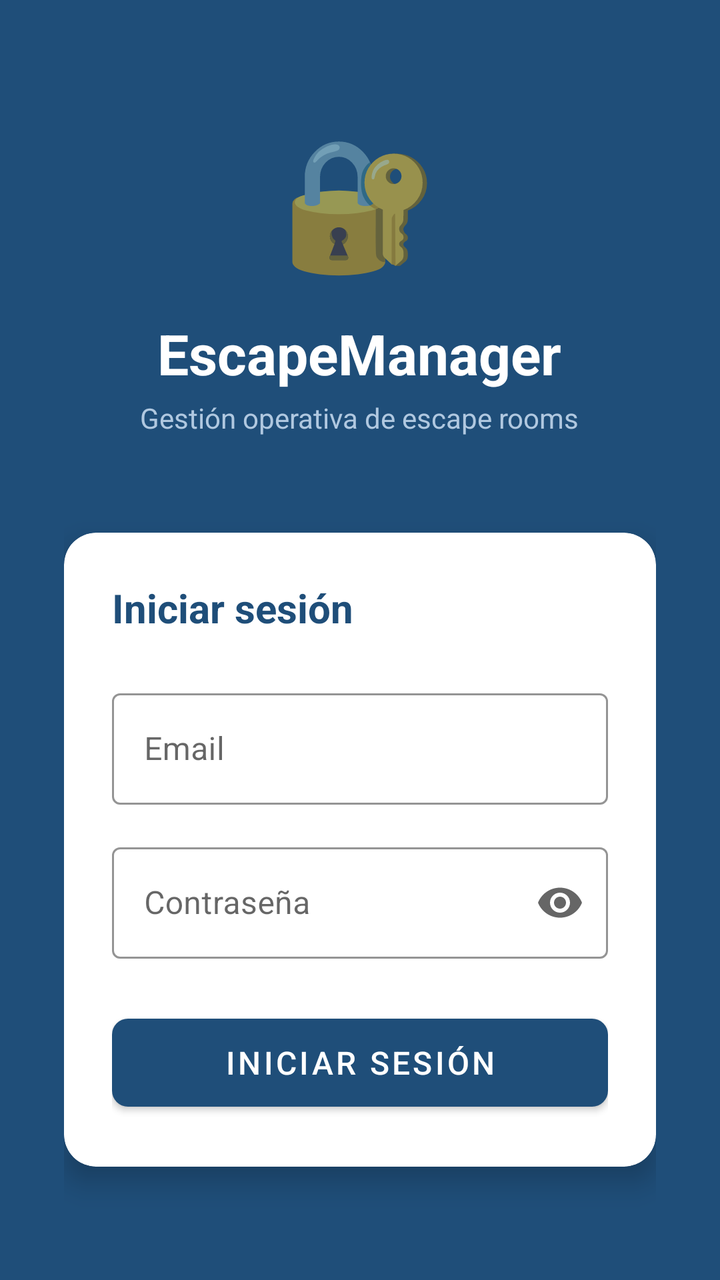
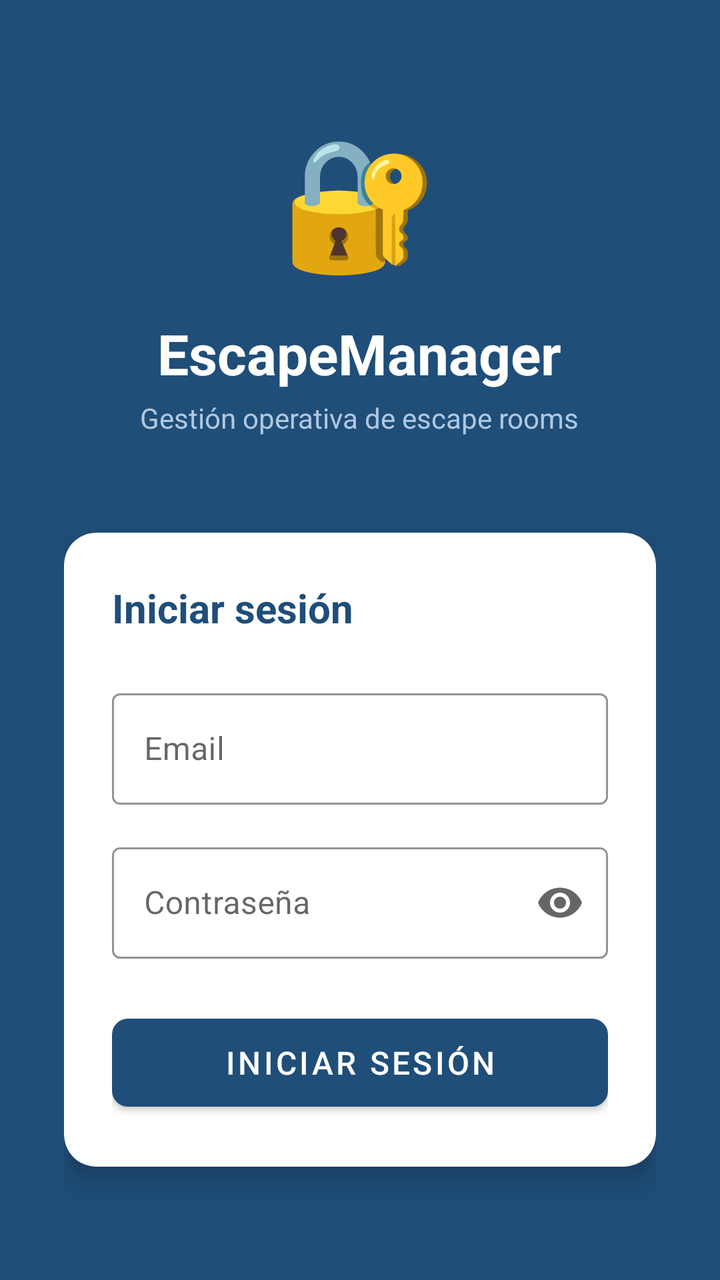

An Android layout rendered at two revisions. The XML below is the earlier revision; the diff shows what the commit changed to produce the second picture.
<!-- AndroidManifest.xml: application theme Theme.EscapeManager -->
<!-- res/layout/fragment_login.xml -->
<?xml version="1.0" encoding="utf-8"?>
<ScrollView xmlns:android="http://schemas.android.com/apk/res/android"
    xmlns:app="http://schemas.android.com/apk/res-auto"
    android:layout_width="match_parent"
    android:layout_height="match_parent"
    android:fillViewport="true"
    android:background="@color/primary">

    <LinearLayout
        android:layout_width="match_parent"
        android:layout_height="wrap_content"
        android:orientation="vertical"
        android:gravity="center"
        android:padding="32dp">

        
        <LinearLayout
            android:layout_width="wrap_content"
            android:layout_height="wrap_content"
            android:orientation="vertical"
            android:gravity="center"
            android:layout_marginBottom="48dp">

            <TextView
                android:layout_width="wrap_content"
                android:layout_height="wrap_content"
                android:text="🔐"
                android:textSize="64sp"
                android:layout_marginBottom="16dp" />

            <TextView
                android:layout_width="wrap_content"
                android:layout_height="wrap_content"
                android:text="EscapeManager"
                android:textSize="28sp"
                android:textStyle="bold"
                android:textColor="@color/white" />

            <TextView
                android:layout_width="wrap_content"
                android:layout_height="wrap_content"
                android:text="Gestión operativa de escape rooms"
                android:textSize="14sp"
                android:textColor="#B0C8E0"
                android:layout_marginTop="4dp" />
        </LinearLayout>

        
        <com.google.android.material.card.MaterialCardView
            android:layout_width="match_parent"
            android:layout_height="wrap_content"
            app:cardCornerRadius="16dp"
            app:cardElevation="8dp"
            app:cardBackgroundColor="@color/white">

            <LinearLayout
                android:layout_width="match_parent"
                android:layout_height="wrap_content"
                android:orientation="vertical"
                android:padding="24dp">

                <TextView
                    android:layout_width="wrap_content"
                    android:layout_height="wrap_content"
                    android:text="Iniciar sesión"
                    android:textSize="20sp"
                    android:textStyle="bold"
                    android:textColor="@color/primary"
                    android:layout_marginBottom="24dp" />

                <com.google.android.material.textfield.TextInputLayout
                    android:id="@+id/tilEmail"
                    style="@style/Widget.MaterialComponents.TextInputLayout.OutlinedBox"
                    android:layout_width="match_parent"
                    android:layout_height="wrap_content"
                    android:hint="@string/email"
                    app:boxStrokeColor="@color/primary"
                    android:layout_marginBottom="16dp">

                    <com.google.android.material.textfield.TextInputEditText
                        android:id="@+id/etEmail"
                        android:layout_width="match_parent"
                        android:layout_height="wrap_content"
                        android:inputType="textEmailAddress"
                        android:imeOptions="actionNext" />
                </com.google.android.material.textfield.TextInputLayout>

                <com.google.android.material.textfield.TextInputLayout
                    android:id="@+id/tilPassword"
                    style="@style/Widget.MaterialComponents.TextInputLayout.OutlinedBox"
                    android:layout_width="match_parent"
                    android:layout_height="wrap_content"
                    android:hint="@string/password"
                    app:boxStrokeColor="@color/primary"
                    app:endIconMode="password_toggle"
                    android:layout_marginBottom="24dp">

                    <com.google.android.material.textfield.TextInputEditText
                        android:id="@+id/etPassword"
                        android:layout_width="match_parent"
                        android:layout_height="wrap_content"
                        android:inputType="textPassword"
                        android:imeOptions="actionDone" />
                </com.google.android.material.textfield.TextInputLayout>

                
                <TextView
                    android:id="@+id/tvError"
                    android:layout_width="match_parent"
                    android:layout_height="wrap_content"
                    android:textColor="@color/error"
                    android:textSize="14sp"
                    android:visibility="gone"
                    android:layout_marginBottom="16dp" />

                <com.google.android.material.button.MaterialButton
                    android:id="@+id/btnLogin"
                    style="@style/Widget.EscapeManager.Button"
                    android:layout_width="match_parent"
                    android:layout_height="56dp"
                    android:text="@string/login"
                    android:textSize="16sp" />

                <ProgressBar
                    android:id="@+id/progressBar"
                    android:layout_width="wrap_content"
                    android:layout_height="wrap_content"
                    android:layout_gravity="center"
                    android:layout_marginTop="16dp"
                    android:visibility="gone"
                    android:indeterminateTint="@color/primary" />
            </LinearLayout>
        </com.google.android.material.card.MaterialCardView>
    </LinearLayout>
</ScrollView>
<!-- resources referenced by this layout -->
<resources>
  <color name="error">#D32F2F</color>
  <color name="primary">#1F4E79</color>
  <color name="white">#FFFFFF</color>
  <string name="email">Email</string>
  <string name="login">Iniciar sesión</string>
  <string name="password">Contraseña</string>
  <style name="Widget.EscapeManager.Button" parent="Widget.MaterialComponents.Button">
          <item name="backgroundTint">@color/primary</item>
          <item name="android:textColor">@color/white</item>
          <item name="cornerRadius">8dp</item>
      </style>
  <style name="Theme.EscapeManager" parent="Theme.MaterialComponents.DayNight.NoActionBar">
          <item name="colorPrimary">@color/primary</item>
          <item name="colorPrimaryVariant">@color/primary_dark</item>
          <item name="colorSecondary">@color/secondary</item>
          <item name="colorSurface">@color/surface</item>
          <item name="android:colorBackground">@color/background</item>
          <item name="colorError">@color/error</item>
          <item name="android:windowBackground">@color/background</item>
      </style>
  <color name="primary_dark">#163A5F</color>
  <color name="secondary">#2E75B6</color>
  <color name="surface">#FFFFFF</color>
  <color name="background">#F5F7FA</color>
</resources>

<!-- the commit's change to res/layout/fragment_login.xml (unified diff, before → after) -->
@@ -82,7 +82,8 @@
                         android:layout_width="match_parent"
                         android:layout_height="wrap_content"
                         android:inputType="textEmailAddress"
-                        android:imeOptions="actionNext" />
+                        android:imeOptions="actionNext"
+                        android:textColor="@color/text_primary" />
                 </com.google.android.material.textfield.TextInputLayout>
 
                 <com.google.android.material.textfield.TextInputLayout
@@ -100,10 +101,10 @@
                         android:layout_width="match_parent"
                         android:layout_height="wrap_content"
                         android:inputType="textPassword"
-                        android:imeOptions="actionDone" />
+                        android:imeOptions="actionDone"
+                        android:textColor="@color/text_primary" />
                 </com.google.android.material.textfield.TextInputLayout>
 
-                
                 <TextView
                     android:id="@+id/tvError"
                     android:layout_width="match_parent"
<!-- resource entries referenced after the edit -->
@@ -2,6 +2,7 @@
 <resources>
   <color name="error">#D32F2F</color>
   <color name="primary">#1F4E79</color>
+  <color name="text_primary">#1A1A2E</color>
   <color name="white">#FFFFFF</color>
   <string name="email">Email</string>
   <string name="login">Iniciar sesión</string>
@@ -19,10 +20,23 @@
           <item name="android:colorBackground">@color/background</item>
           <item name="colorError">@color/error</item>
           <item name="android:windowBackground">@color/background</item>
+          <item name="bottomNavigationStyle">@style/Widget.EscapeManager.BottomNav</item>
+          <item name="android:textColor">@color/text_primary</item>
+          <item name="android:textColorSecondary">@color/text_secondary</item>
+          <item name="android:textColorHint">#888888</item>
+          <item name="android:editTextColor">@color/text_primary</item>
+          <item name="editTextColor">@color/text_primary</item>
       </style>
   <color name="primary_dark">#163A5F</color>
   <color name="secondary">#2E75B6</color>
   <color name="surface">#FFFFFF</color>
   <color name="background">#F5F7FA</color>
+  <style name="Widget.EscapeManager.BottomNav" parent="Widget.MaterialComponents.BottomNavigationView">
+          <item name="android:background">@color/white</item>
+          <item name="itemIconTint">@color/primary</item>
+          <item name="itemTextColor">@color/primary</item>
+          <item name="labelVisibilityMode">labeled</item>
+      </style>
+  <color name="text_secondary">#4A4A6A</color>
 </resources>
 
